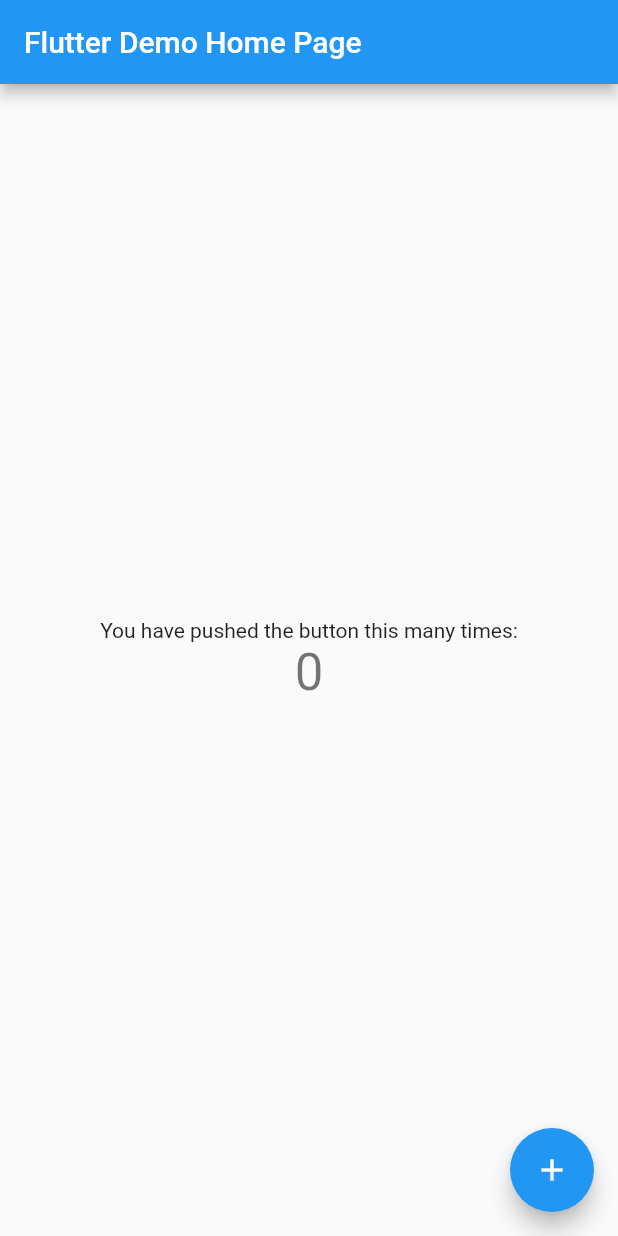
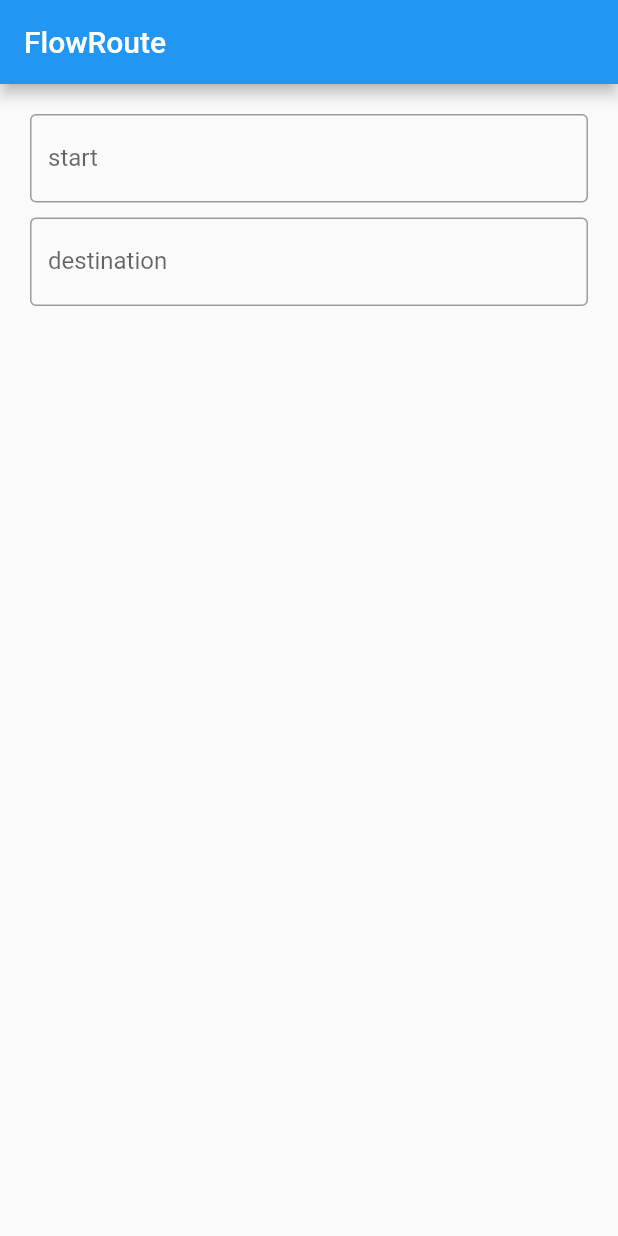
Before and after one commit to IAmAmroub/flutter_flowroute_capstone, a Flutter app: the screen it shows after launch, on a phone screen of 412 x 824 dp. Run offline on Flutter 3.47's test engine with Material 2 defaults, Android fonts, the light colour scheme and no system bars.

```diff
--- a/lib/main.dart
+++ b/lib/main.dart
@@ -1,4 +1,6 @@
 import 'package:flutter/material.dart';
+
+import 'screens/route_input_screen.dart';
 
 void main() {
   runApp(const MyApp());
@@ -7,109 +9,10 @@
 class MyApp extends StatelessWidget {
   const MyApp({super.key});
 
-  // This widget is the root of your application.
   @override
   Widget build(BuildContext context) {
     return MaterialApp(
-      title: 'Flutter Demo',
-      theme: ThemeData(
-        // This is the theme of your application.
-        //
-        // Try running your application with "flutter run". You'll see the
-        // application has a blue toolbar. Then, without quitting the app, try
-        // changing the primarySwatch below to Colors.green and then invoke
-        // "hot reload" (press "r" in the console where you ran "flutter run",
-        // or simply save your changes to "hot reload" in a Flutter IDE).
-        // Notice that the counter didn't reset back to zero; the application
-        // is not restarted.
-        primarySwatch: Colors.blue,
-      ),
-      home: const MyHomePage(title: 'Flutter Demo Home Page'),
+      home: RouteInputScreen(),
     );
   }
 }
-
-class MyHomePage extends StatefulWidget {
-  const MyHomePage({super.key, required this.title});
-
-  // This widget is the home page of your application. It is stateful, meaning
-  // that it has a State object (defined below) that contains fields that affect
-  // how it looks.
-
-  // This class is the configuration for the state. It holds the values (in this
-  // case the title) provided by the parent (in this case the App widget) and
-  // used by the build method of the State. Fields in a Widget subclass are
-  // always marked "final".
-
-  final String title;
-
-  @override
-  State<MyHomePage> createState() => _MyHomePageState();
-}
-
-class _MyHomePageState extends State<MyHomePage> {
-  int _counter = 0;
-
-  void _incrementCounter() {
-    setState(() {
-      // This call to setState tells the Flutter framework that something has
-      // changed in this State, which causes it to rerun the build method below
-      // so that the display can reflect the updated values. If we changed
-      // _counter without calling setState(), then the build method would not be
-      // called again, and so nothing would appear to happen.
-      _counter++;
-    });
-  }
-
-  @override
-  Widget build(BuildContext context) {
-    // This method is rerun every time setState is called, for instance as done
-    // by the _incrementCounter method above.
-    //
-    // The Flutter framework has been optimized to make rerunning build methods
-    // fast, so that you can just rebuild anything that needs updating rather
-    // than having to individually change instances of widgets.
-    return Scaffold(
-      appBar: AppBar(
-        // Here we take the value from the MyHomePage object that was created by
-        // the App.build method, and use it to set our appbar title.
-        title: Text(widget.title),
-      ),
-      body: Center(
-        // Center is a layout widget. It takes a single child and positions it
-        // in the middle of the parent.
-        child: Column(
-          // Column is also a layout widget. It takes a list of children and
-          // arranges them vertically. By default, it sizes itself to fit its
-          // children horizontally, and tries to be as tall as its parent.
-          //
-          // Invoke "debug painting" (press "p" in the console, choose the
-          // "Toggle Debug Paint" action from the Flutter Inspector in Android
-          // Studio, or the "Toggle Debug Paint" command in Visual Studio Code)
-          // to see the wireframe for each widget.
-          //
-          // Column has various properties to control how it sizes itself and
-          // how it positions its children. Here we use mainAxisAlignment to
-          // center the children vertically; the main axis here is the vertical
-          // axis because Columns are vertical (the cross axis would be
-          // horizontal).
-          mainAxisAlignment: MainAxisAlignment.center,
-          children: <Widget>[
-            const Text(
-              'You have pushed the button this many times:',
-            ),
-            Text(
-              '$_counter',
-              style: Theme.of(context).textTheme.headline4,
-            ),
-          ],
-        ),
-      ),
-      floatingActionButton: FloatingActionButton(
-        onPressed: _incrementCounter,
-        tooltip: 'Increment',
-        child: const Icon(Icons.add),
-      ), // This trailing comma makes auto-formatting nicer for build methods.
-    );
-  }
-}
--- /dev/null
+++ b/lib/screens/route_input_screen.dart
@@ -0,0 +1,48 @@
+import 'package:flutter/material.dart';
+
+class RouteInputScreen extends StatefulWidget {
+  const RouteInputScreen({super.key});
+
+  @override
+  State<RouteInputScreen> createState() => _RouteInputScreenState();
+}
+
+class _RouteInputScreenState extends State<RouteInputScreen> {
+  final _startController = TextEditingController();
+  final _destinationController = TextEditingController();
+
+  @override
+  Widget build(BuildContext context) {
+    return Scaffold(
+      appBar: AppBar(
+        title: const Text("FlowRoute"),
+      ),
+      body: Padding(
+        padding: const EdgeInsets.all(20),
+        child: Column(
+          children: [
+            TextFormField(
+              controller: _startController,
+              decoration: const InputDecoration(
+                label: Text("start"),
+                hintText: "enter the start place",
+                border: OutlineInputBorder(),
+              ),
+            ),
+            const SizedBox(
+              height: 10,
+            ),
+            TextFormField(
+              controller: _destinationController,
+              decoration: const InputDecoration(
+                label: Text("destination"),
+                hintText: "enter the destination place",
+                border: OutlineInputBorder(),
+              ),
+            ),
+          ],
+        ),
+      ),
+    );
+  }
+}
```
